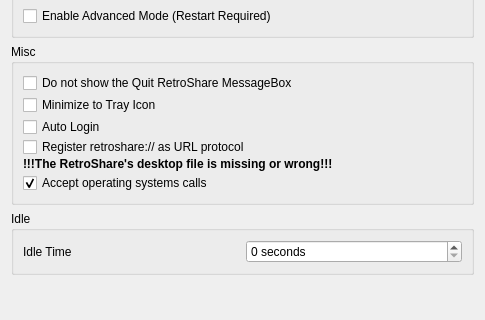
Above: retroshare-gui/src/gui/settings/GeneralPage.ui from RetroShare/RetroShare before the change; both pictures show x 0 to 485 and y 145 to 465 of the 485 by 465 pixel window. Below: the same form after it.
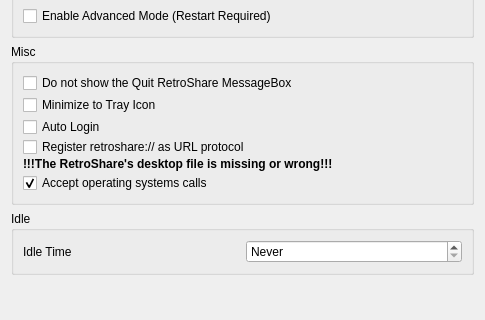
That is the form after the change. Icons and pictures are not drawn.

Commit message: Settings: allow disabling idle timeout by setting Idle Time to 0 (Never)

The edit to the form file:
```diff
--- a/retroshare-gui/src/gui/settings/GeneralPage.ui
+++ b/retroshare-gui/src/gui/settings/GeneralPage.ui
@@ -193,6 +193,9 @@
         <property name="suffix">
          <string> seconds</string>
         </property>
+        <property name="specialValueText">
+         <string>Never</string>
+        </property>
         <property name="prefix">
          <string/>
         </property>
```
Left out of the diff: 3 changed lines with no effect on the pictures. The commit also changes 1 other file.
